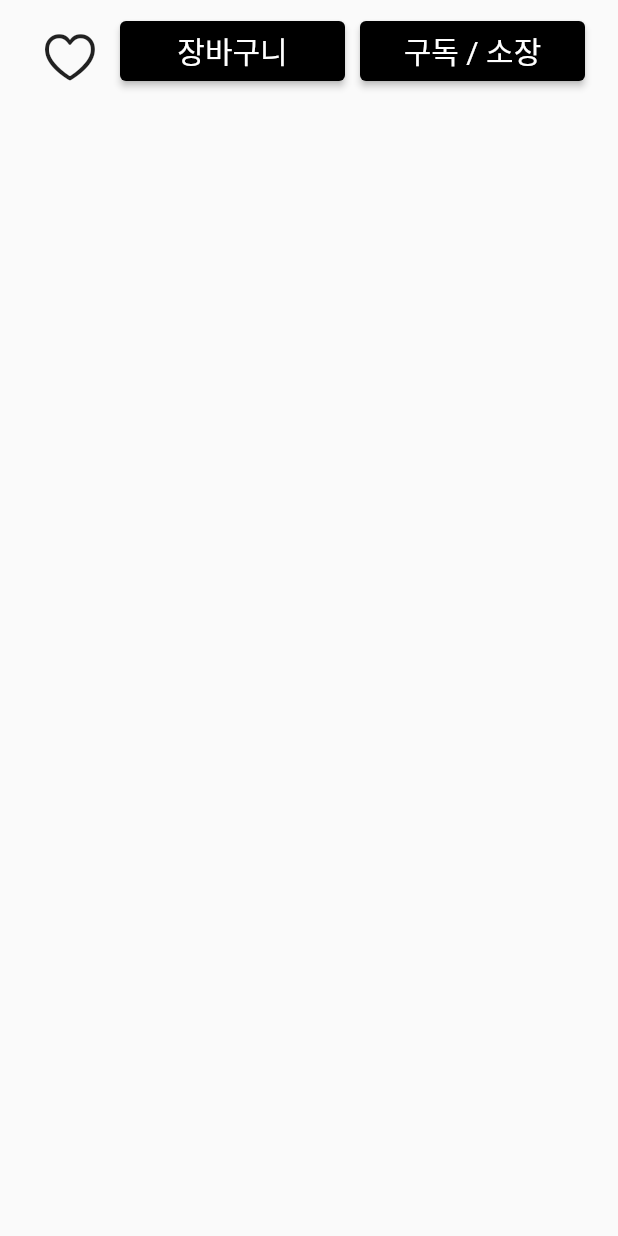
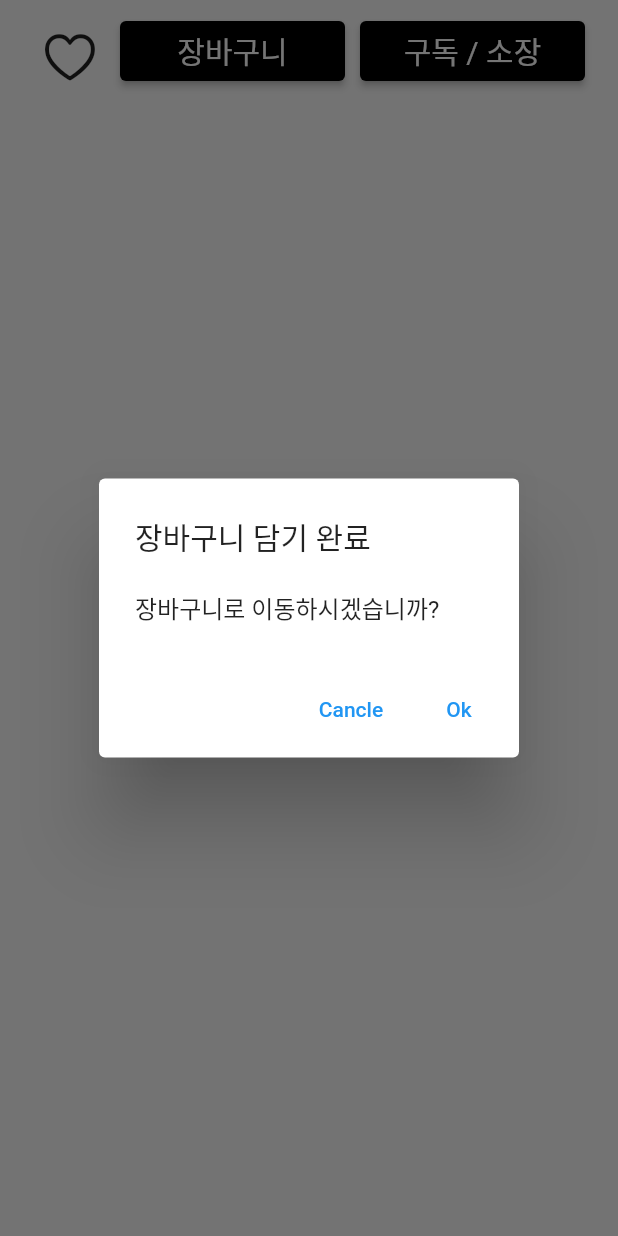
Before and after one commit to heesun-b/app_ReadMe, a Flutter app: the ModalButtonSheet screen opened by its route, after a tap on "장바구니", on a phone screen of 412 x 824 dp. Run offline on Flutter 3.47's test engine with Material 2 defaults, Android fonts, the phone set to English and light mode, and no system bars; our stand-ins replace card_swiper, dio, dropdown_button2, equatable, flutter_html, flutter_rating_bar and 4 more; missing offline and left inert: bootpay, epubx, universal_file; accounts and stored records are empty; Roboto replaces fonts that are missing (NanumGothic).

Commit message:
madal fix

```diff
--- a/lib/view/page/book_detail/book_detail_page/components/modal_button_sheet.dart
+++ b/lib/view/page/book_detail/book_detail_page/components/modal_button_sheet.dart
@@ -1,6 +1,7 @@
 import 'package:flutter/cupertino.dart';
 import 'package:flutter/material.dart';
 import 'package:readme_app/core/constants/colours.dart';
+import 'package:readme_app/core/constants/move.dart';
 import 'package:readme_app/model/book_detail_mock_data.dart';
 
 class ModalButtonSheet extends StatefulWidget {
@@ -51,9 +52,25 @@ class _ModalButtonSheetState extends State<ModalButtonSheet>
                   padding: EdgeInsets.all(5),
                 ),
                 child: Text("장바구니"),
-                onPressed: () {
-                  // 모달창 들어가기
-                },
+                onPressed: () => showDialog(
+                    context: context,
+                    builder: (BuildContext context) => AlertDialog(
+                      title: const Text("장바구니 담기 완료"),
+                      content: const Text("장바구니로 이동하시겠습니까?"),
+                      actions: <Widget>[
+                        TextButton(
+                          onPressed: () => Navigator.pop(context, 'Cancle'),
+                          child: const Text('Cancle'),
+                        ),
+                        TextButton(
+                          onPressed: () => Move.cartPage,
+                          child: const Text('Ok'),
+
+                        ),
+                      ],
+                    ),
+
+                ),
               ),
             ),
             SizedBox(width: 10),
@@ -85,7 +102,10 @@ class _ModalButtonSheetState extends State<ModalButtonSheet>
         return StatefulBuilder(
           builder: (BuildContext context, StateSetter setState) {
             return Container(
-              height: MediaQuery.of(context).size.height / 3,
+              height: MediaQuery
+                  .of(context)
+                  .size
+                  .height / 3,
               child: Column(
                 children: [
                   TabBar(
@@ -162,7 +182,8 @@ class _ModalButtonSheetState extends State<ModalButtonSheet>
                                 ),
                                 SizedBox(width: 30),
                                 Column(
-                                  crossAxisAlignment: CrossAxisAlignment.start,
+                                  crossAxisAlignment: CrossAxisAlignment
+                                      .start,
                                   children: [
                                     Text(
                                       '${bookDetail.title}',
```
Also changed, not shown: lib/view/page/book_detail/book_detail_page/book_detail_page.dart (+1 -10 lines).
